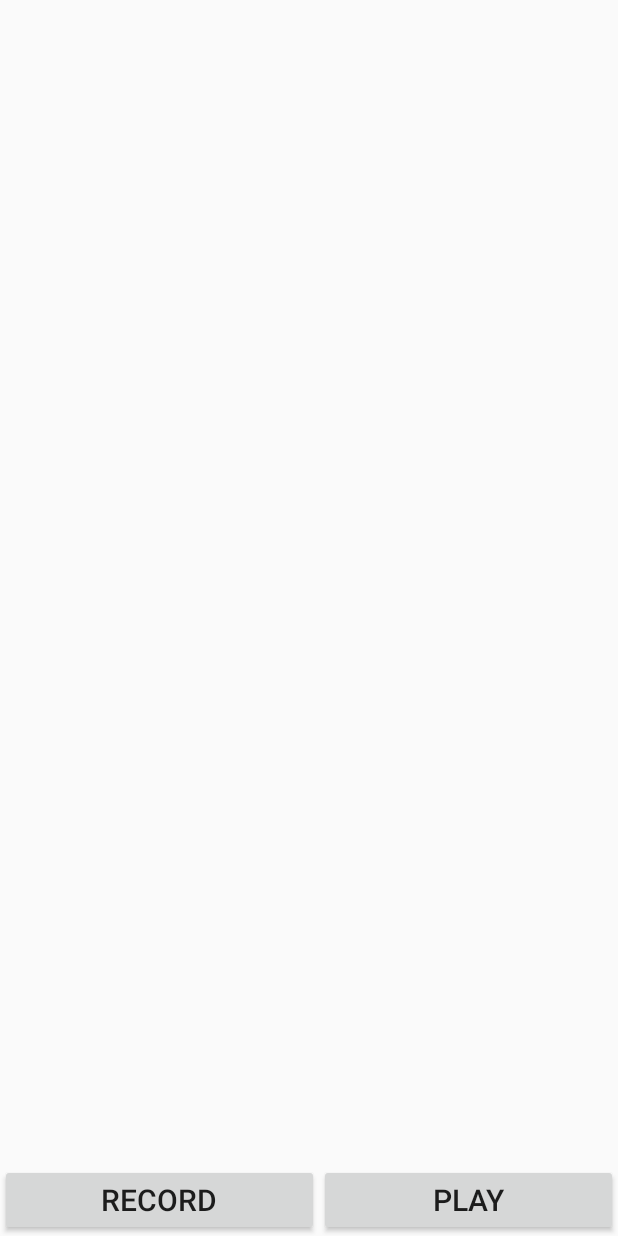
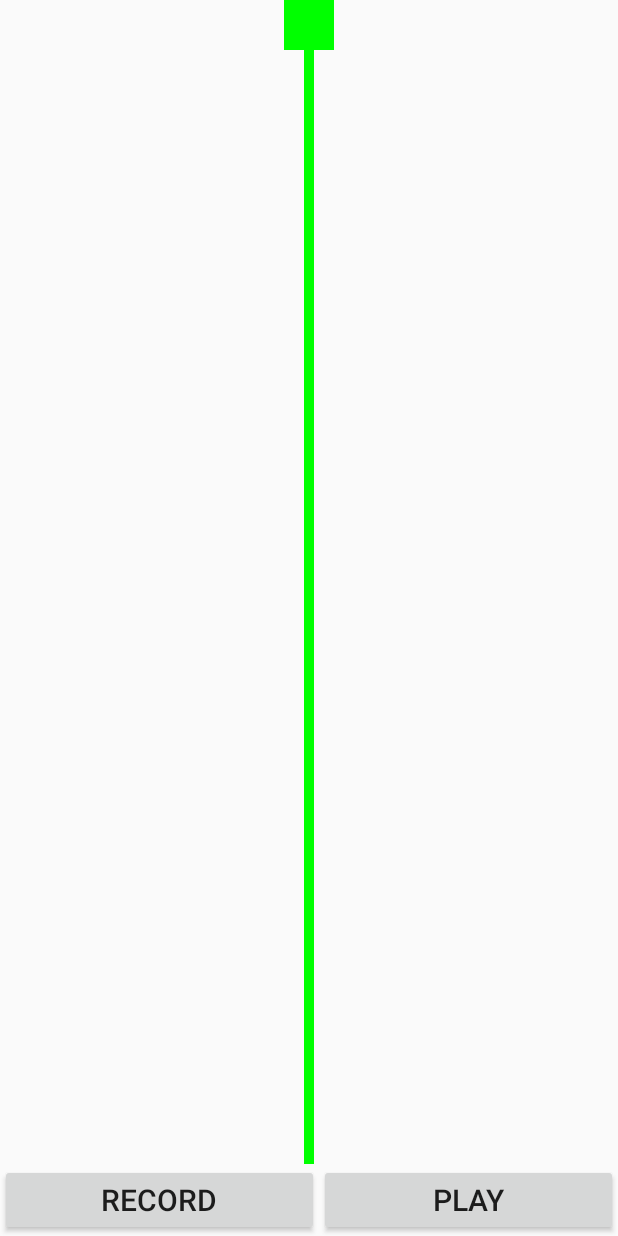
Before and after one commit to DeniGahlinger/ComposerBlockNote2, an Android app: the layout activity_studio.xml on its own in the app's theme, with its tools: preview values and no code run, on a phone screen of 412 x 824 dp. Run offline under Robolectric (Android 15) with nearby library versions, the phone set to English and light mode, and no system bars.

Commit message:
Ajout du canevas avec le curseur c'est tout ^^

```diff
--- a/app/src/main/java/com/example/admin/composerblocknote/InitNoteActivity.java
+++ b/app/src/main/java/com/example/admin/composerblocknote/InitNoteActivity.java
@@ -1,6 +1,7 @@
 package com.example.admin.composerblocknote;
 
 import android.content.Intent;
+import android.graphics.Color;
 import android.support.v7.app.AppCompatActivity;
 import android.os.Bundle;
 import android.util.Log;
@@ -99,6 +100,8 @@ public class InitNoteActivity extends AppCompatActivity {
                     Log.d("NRV", "Wasn't able to create folder .. ");
                 }
             }
+            Intent intent = new Intent(InitNoteActivity.this, StudioActivity.class);
+            startActivity(intent);
             }
         });
     }
--- a/app/src/main/java/com/example/admin/composerblocknote/StudioActivity.java
+++ b/app/src/main/java/com/example/admin/composerblocknote/StudioActivity.java
@@ -24,7 +24,7 @@ public class StudioActivity extends AppCompatActivity {
     @Override
     protected void onCreate(Bundle savedInstanceState) {
         super.onCreate(savedInstanceState);
-        setContentView(R.layout.activity_main);
+        setContentView(R.layout.activity_studio);
         play = (Button) findViewById(R.id.play);
         recordStop = (Button) findViewById(R.id.recordStop);
         play.setEnabled(false);
--- a/app/src/main/java/com/example/admin/composerblocknote/StudioManagerView.java
+++ b/app/src/main/java/com/example/admin/composerblocknote/StudioManagerView.java
@@ -5,10 +5,15 @@ import android.content.res.TypedArray;
 import android.graphics.Canvas;
 import android.graphics.Color;
 import android.graphics.Paint;
+import android.graphics.Rect;
 import android.graphics.drawable.Drawable;
+import android.graphics.drawable.shapes.RectShape;
 import android.text.TextPaint;
 import android.util.AttributeSet;
 import android.view.View;
+
+import java.util.ArrayList;
+import java.util.List;
 
 /**
  * TODO: document your custom view class.
@@ -19,9 +24,13 @@ public class StudioManagerView extends View {
     private float mExampleDimension = 0; // TODO: use a default from R.dimen...
     private Drawable mExampleDrawable;
 
+    List<RectShape> records = new ArrayList<RectShape>();
+
     private Paint mTextPaint;
     private float mTextWidth;
     private float mTextHeight;
+
+    private float cursorPosition;
 
     public StudioManagerView(Context context) {
         super(context);
@@ -63,21 +72,21 @@ public class StudioManagerView extends View {
         a.recycle();
 
         // Set up a default TextPaint object
-        mTextPaint = new TextPaint();
-        mTextPaint.setFlags(Paint.ANTI_ALIAS_FLAG);
-        mTextPaint.setTextAlign(Paint.Align.LEFT);
+        mTextPaint = new Paint();
+        //mTextPaint.setFlags(Paint.ANTI_ALIAS_FLAG);
+        //mTextPaint.setTextAlign(Paint.Align.LEFT);
 
         // Update TextPaint and text measurements from attributes
         invalidateTextPaintAndMeasurements();
     }
 
     private void invalidateTextPaintAndMeasurements() {
-        mTextPaint.setTextSize(mExampleDimension);
-        mTextPaint.setColor(mExampleColor);
-        mTextWidth = mTextPaint.measureText(mExampleString);
+        //mTextPaint.setTextSize(mExampleDimension);
+        //mTextPaint.setColor(mExampleColor);
+        //mTextWidth = mTextPaint.measureText(mExampleString);
 
-        Paint.FontMetrics fontMetrics = mTextPaint.getFontMetrics();
-        mTextHeight = fontMetrics.bottom;
+        //Paint.FontMetrics fontMetrics = mTextPaint.getFontMetrics();
+        //mTextHeight = fontMetrics.bottom;
     }
 
     @Override
@@ -95,18 +104,23 @@ public class StudioManagerView extends View {
         int contentHeight = getHeight() - paddingTop - paddingBottom;
 
         // Draw the text.
-        canvas.drawText(mExampleString,
+        /*canvas.drawText(mExampleString,
                 paddingLeft + (contentWidth - mTextWidth) / 2,
                 paddingTop + (contentHeight + mTextHeight) / 2,
-                mTextPaint);
+                mTextPaint);*/
 
         // Draw the example drawable on top of the text.
-        if (mExampleDrawable != null) {
+        /*if (mExampleDrawable != null) {
             mExampleDrawable.setBounds(paddingLeft, paddingTop,
                     paddingLeft + contentWidth, paddingTop + contentHeight);
             mExampleDrawable.draw(canvas);
-        }
-        //canvas.drawRect((getWidth() - paddingLeft - paddingRight), paddingTop, 10, 10, mTextPaint);
+        }*/
+
+        mTextPaint.setColor(Color.GREEN);
+        canvas.drawRect((getWidth() / 2) - 25, paddingTop, (getWidth() / 2) + 25, paddingTop + 50, mTextPaint);
+        canvas.drawRect((getWidth() / 2) - 5, 0, (getWidth() / 2) + 5, getHeight(), mTextPaint);
+        mTextPaint.setColor(Color.GREEN);
+
     }
 
     /**
--- a/app/src/main/res/layout/activity_init_note.xml
+++ b/app/src/main/res/layout/activity_init_note.xml
@@ -7,8 +7,8 @@
     tools:context="com.example.admin.composerblocknote.InitNoteActivity">
 
     <LinearLayout
-        android:layout_width="match_parent"
-        android:layout_height="match_parent"
+        android:layout_width="0dp"
+        android:layout_height="0dp"
         android:orientation="vertical"
         app:layout_constraintBottom_toBottomOf="parent"
         app:layout_constraintLeft_toLeftOf="parent"
--- a/app/src/main/res/layout/activity_studio.xml
+++ b/app/src/main/res/layout/activity_studio.xml
@@ -7,13 +7,15 @@
     tools:context="com.example.admin.composerblocknote.StudioActivity">
 
     <LinearLayout
-        android:layout_width="match_parent"
-        android:layout_height="match_parent"
+        android:layout_width="0dp"
+        android:layout_height="0dp"
         android:orientation="vertical"
         app:layout_constraintBottom_toBottomOf="parent"
+        app:layout_constraintHorizontal_bias="0.0"
         app:layout_constraintLeft_toLeftOf="parent"
         app:layout_constraintRight_toRightOf="parent"
-        app:layout_constraintTop_toTopOf="parent">
+        app:layout_constraintTop_toTopOf="parent"
+        app:layout_constraintVertical_bias="0.0">
 
         <com.example.admin.composerblocknote.StudioManagerView
             android:id="@+id/myStudioManager"
```
Lines whose indentation alone changed are shown as unchanged.
